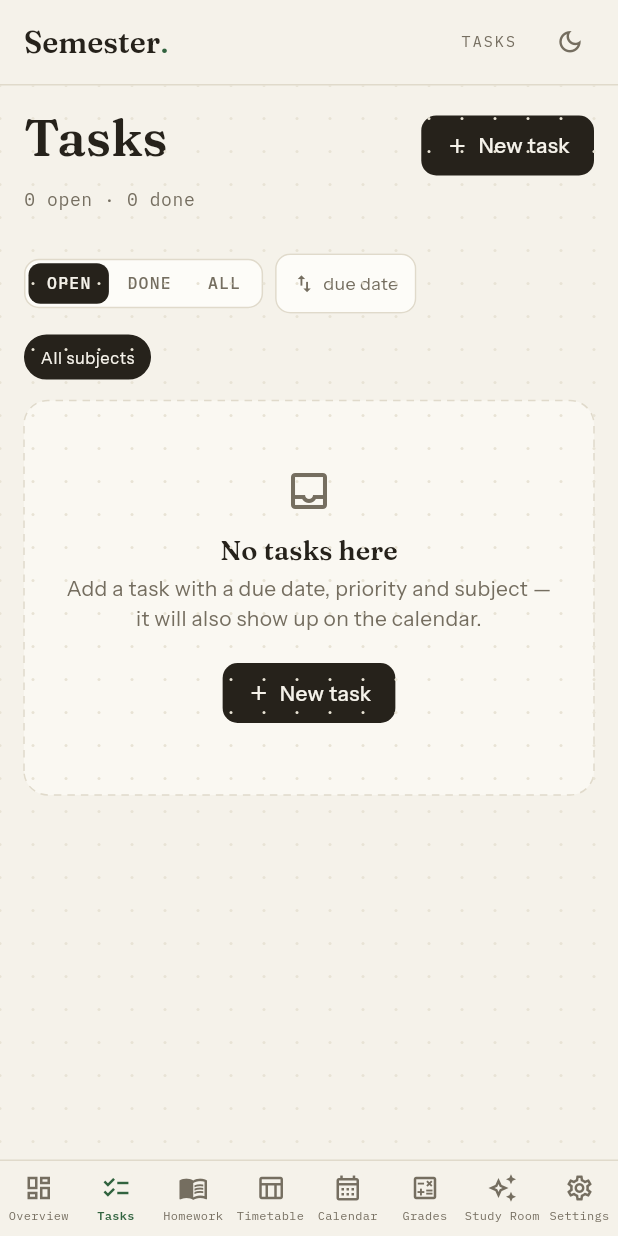
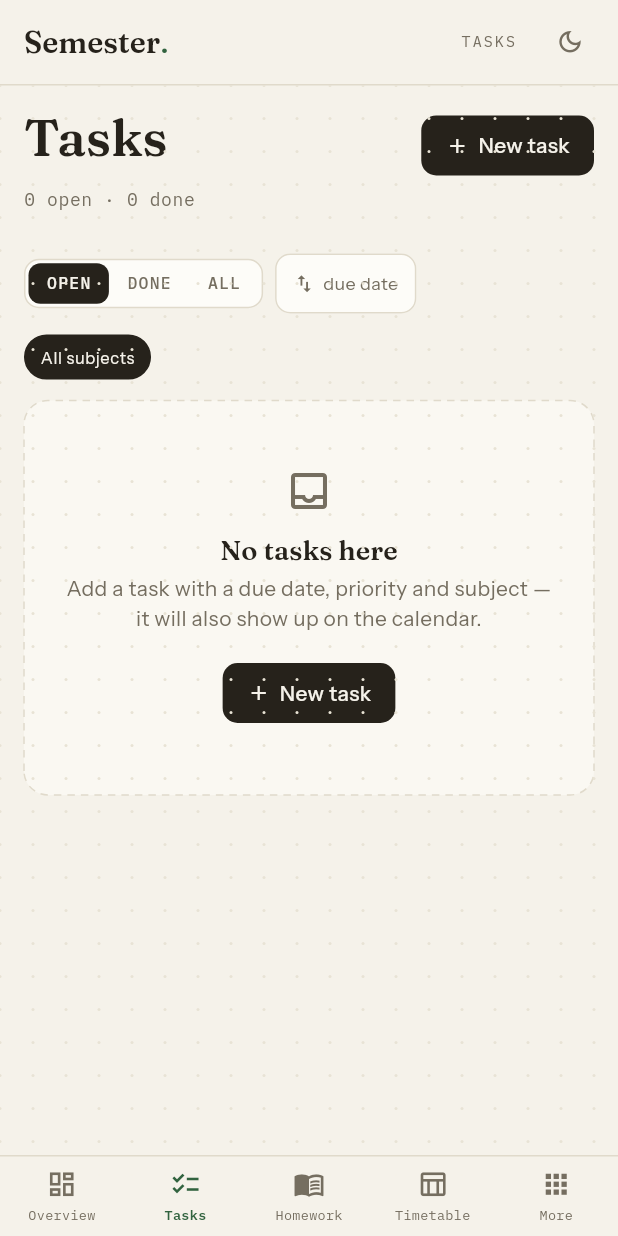
Before and after one commit to Nefnief-tech/study, a Flutter app: the screen it shows after launch, after a tap on "OPEN TASKS", on a phone screen of 412 x 824 dp. Run offline on Flutter 3.47's test engine with Material 3 defaults, Android fonts, the phone set to English and light mode, and no system bars; our stand-ins replace app_links, appwrite, file_picker, firebase_core, firebase_messaging, flutter_local_notifications and 1 more; missing offline and left inert: markdown_widget; accounts and stored records are empty; network calls fail; statements that could not run were skipped.

Commit message:
Mobile v12: five main tabs with a More tab — Calendar, Grades, Study Room and Settings open as stacked pages with natural back

```diff
--- a/mobile/lib/navigation.dart
+++ b/mobile/lib/navigation.dart
@@ -1,46 +1,73 @@
 import 'package:flutter/foundation.dart';
 
-/// tab indices — the bottom bar order; shared by the shell, push
-/// tap-through and deeplinks
+/// tab indices — the five bottom-bar slots
 const int kTabOverview = 0;
 const int kTabTasks = 1;
 const int kTabHomework = 2;
 const int kTabTimetable = 3;
-const int kTabCalendar = 4;
-const int kTabGrades = 5;
-const int kTabStudy = 6;
-const int kTabSettings = 7;
+const int kTabMore = 4;
 
-/// simple navigation bus: push taps (`data.route`) and deeplinks
-/// (`semester://<route>`) land on the page they name — every destination is
-/// a tab now, so handling is a pure tab switch that works from app start
+/// simple navigation bus: bottom-bar taps switch tabs, while push taps
+/// (`data.route`) and deeplinks (`semester://<route>`) land on the page they
+/// name — main destinations switch tabs, overflow destinations (calendar,
+/// grades, study, settings) are pushed onto the navigator by the shell's
+/// callbacks so the system back gesture pops them naturally. Routes that
+/// arrive before the shell wired its callbacks are queued.
 class AppNav {
   AppNav._();
   static final AppNav I = AppNav._();
 
   final ValueNotifier<int> tab = ValueNotifier(kTabOverview);
 
+  /// wired by the shell — push a full-screen page for the overflow tabs
+  void Function()? openCalendar;
+  void Function()? openGrades;
+  void Function()? openStudy;
+  void Function()? openSettings;
+
+  bool _shellReady = false;
+  String? _pendingRoute;
+
+  /// the shell calls this (post-frame) once its callbacks + navigator exist —
+  /// anything queued before that point is delivered here
+  void markShellReady() {
+    _shellReady = true;
+    final pending = _pendingRoute;
+    if (pending != null) {
+      _pendingRoute = null;
+      handle(pending);
+    }
+  }
+
   /// land on the destination a push payload or deeplink names
   void handle(String route) {
     switch (route) {
+      case 'calendar':
+        if (openCalendar != null) openCalendar?.call();
+        _queueUnlessReady(route);
+      case 'grades':
+        if (openGrades != null) openGrades?.call();
+        _queueUnlessReady(route);
+      case 'study':
+        if (openStudy != null) openStudy?.call();
+        _queueUnlessReady(route);
+      case 'settings':
+      case 'account':
+        if (openSettings != null) openSettings?.call();
+        _queueUnlessReady(route);
       case 'homework':
         tab.value = kTabHomework;
-      case 'grades':
-        tab.value = kTabGrades;
-      case 'account':
-      case 'settings':
-        tab.value = kTabSettings;
       case 'tasks':
         tab.value = kTabTasks;
       case 'timetable':
         tab.value = kTabTimetable;
-      case 'calendar':
-        tab.value = kTabCalendar;
-      case 'study':
-        tab.value = kTabStudy;
       case 'overview':
       case 'home':
         tab.value = kTabOverview;
     }
   }
+
+  void _queueUnlessReady(String route) {
+    if (!_shellReady) _pendingRoute = route;
+  }
 }
--- /dev/null
+++ b/mobile/lib/pages/more_page.dart
@@ -0,0 +1,67 @@
+import 'package:flutter/material.dart';
+
+import '../navigation.dart';
+import '../theme/app_theme.dart';
+import '../widgets/controls.dart';
+import '../widgets/motion.dart';
+
+/// the More tab — everything that doesn't need a permanent bottom-bar slot.
+/// Destinations open as pushed full-screen pages, so the system back gesture
+/// returns here naturally.
+class MorePage extends StatelessWidget {
+  const MorePage({super.key});
+
+  @override
+  Widget build(BuildContext context) {
+    final sem = context.sem;
+    final items = [
+      (Icons.calendar_month_outlined, 'Calendar', 'exams, deadlines and events', 'calendar'),
+      (Icons.calculate_outlined, 'Grades', 'points, averages per subject', 'grades'),
+      (Icons.auto_awesome_outlined, 'Study Room', 'documents, flashcards and the AI tutor', 'study'),
+      (Icons.settings_outlined, 'Settings', 'account, two-factor, sync and push', 'settings'),
+    ];
+
+    return SingleChildScrollView(
+      padding: const EdgeInsets.fromLTRB(16, 16, 16, 32),
+      child: Column(
+        crossAxisAlignment: CrossAxisAlignment.start,
+        children: [
+          const PageHeader(
+            title: 'More',
+            subtitle: 'calendar · grades · study · settings',
+          ),
+          SemCard(
+            padding: const EdgeInsets.symmetric(vertical: 4),
+            child: Column(
+              children: [
+                for (final (icon, title, subtitle, route) in items)
+                  Pressable(
+                    onTap: () => AppNav.I.handle(route),
+                    child: ListTile(
+                      leading: Icon(icon, size: 22, color: sem.accent),
+                      title: Text(
+                        title,
+                        style: Theme.of(context)
+                            .textTheme
+                            .bodyLarge!
+                            .copyWith(fontWeight: FontWeight.w500),
+                      ),
+                      subtitle: Text(
+                        subtitle,
+                        style: Theme.of(context)
+                            .textTheme
+                            .labelSmall!
+                            .copyWith(color: sem.inkSoft),
+                      ),
+                      trailing: Icon(Icons.chevron_right,
+                          size: 18, color: sem.inkSoft),
+                    ),
+                  ),
+              ],
+            ),
+          ),
+        ],
+      ),
+    );
+  }
+}
--- a/mobile/lib/pages/shell.dart
+++ b/mobile/lib/pages/shell.dart
@@ -8,19 +8,23 @@ import '../services/push.dart';
 import '../stores/registry.dart';
 import '../theme/app_theme.dart';
 import '../widgets/controls.dart';
+import '../widgets/motion.dart';
 import 'calendar_page.dart';
 import 'dashboard_page.dart';
 import 'grades_page.dart';
 import 'homework_page.dart';
+import 'more_page.dart';
 import 'settings_page.dart';
 import 'study_room_page.dart';
 import 'timetable_page.dart';
 import 'todos_page.dart';
 
-/// Port of AppShell.tsx for phones: every destination is a tab in the bottom
-/// bar, tabs are swipeable (PageView) and the system back gesture walks back
-/// through tab history instead of leaving the app. Navigation flows through
-/// [AppNav] (navigation.dart) so push taps and deeplinks land right.
+/// Port of AppShell.tsx for phones: five main tabs (Overview · Tasks ·
+/// Homework · Timetable · More) — swipeable, with the system back gesture
+/// walking back through tab history. The More tab holds Calendar, Grades,
+/// Study Room and Settings as pushed pages, so back pops them naturally.
+/// Navigation flows through [AppNav] (navigation.dart) so push taps and
+/// deeplinks land right.
 class AppShell extends StatefulWidget {
   const AppShell({super.key});
 
@@ -34,10 +38,7 @@ class _AppShellState extends State<AppShell> with WidgetsBindingObserver {
     ('Tasks', Icons.checklist_outlined, Icons.checklist),
     ('Homework', Icons.menu_book_outlined, Icons.menu_book),
     ('Timetable', Icons.table_chart_outlined, Icons.table_chart),
-    ('Calendar', Icons.calendar_month_outlined, Icons.calendar_month),
-    ('Grades', Icons.calculate_outlined, Icons.calculate),
-    ('Study Room', Icons.auto_awesome_outlined, Icons.auto_awesome),
-    ('Settings', Icons.settings_outlined, Icons.settings),
+    ('More', Icons.apps_outlined, Icons.apps),
   ];
 
   final PageController _swipe = PageController();
@@ -52,6 +53,15 @@ class _AppShellState extends State<AppShell> with WidgetsBindingObserver {
     SemesterApi.refreshDocuments();
     PushService.init();
     AppNav.I.tab.addListener(_onTabChanged);
+    // Navigator lookups are illegal in initState — wire after the first frame
+    WidgetsBinding.instance.addPostFrameCallback((_) {
+      if (!mounted) return;
+      AppNav.I.openCalendar = () => _pushPage('Calendar', const CalendarPage());
+      AppNav.I.openGrades = () => _pushPage('Grades', const GradesPage());
+      AppNav.I.openStudy = () => _pushPage('Study Room', const StudyRoomPage());
+      AppNav.I.openSettings = () => _pushPage('Settings', const SettingsPage());
+      AppNav.I.markShellReady();
+    });
   }
 
   @override
@@ -60,6 +70,30 @@ class _AppShellState extends State<AppShell> with WidgetsBindingObserver {
     _swipe.dispose();
     WidgetsBinding.instance.removeObserver(this);
     super.dispose();
+  }
+
+  void _pushPage(String title, Widget page) {
+    final line = context.sem.line;
+    Navigator.of(context).push(
+      FadeThroughRoute(
+        page: Scaffold(
+          appBar: AppBar(
+            title: Text(
+              title,
+              style: Theme.of(context)
+                  .textTheme
+                  .headlineSmall!
+                  .copyWith(fontSize: 18),
+            ),
+            bottom: PreferredSize(
+              preferredSize: const Size.fromHeight(1),
+              child: Container(height: 1, color: line),
+            ),
+          ),
+          body: PlannerGrid(child: page),
+        ),
+      ),
+    );
   }
 
   /// single sync point: whatever sets AppNav.I.tab (bottom-bar tap, swipe,
@@ -108,7 +142,8 @@ class _AppShellState extends State<AppShell> with WidgetsBindingObserver {
     final sem = context.sem;
     return PopScope(
       // the system back gesture (edge swipe) walks back through tab history
-      // instead of leaving the app; at the root it exits
+      // instead of leaving the app; at the root it exits. Pushed More-pages
+      // pop on their own route before this ever fires.
       canPop: false,
       onPopInvokedWithResult: (didPop, _) {
         if (didPop) return;
@@ -182,10 +217,7 @@ class _AppShellState extends State<AppShell> with WidgetsBindingObserver {
                   _KeepAlive(TodosPage()),
                   _KeepAlive(HomeworkPage()),
                   _KeepAlive(TimetablePage()),
-                  _KeepAlive(CalendarPage()),
-                  _KeepAlive(GradesPage()),
-                  _KeepAlive(StudyRoomPage()),
-                  _KeepAlive(SettingsPage()),
+                  _KeepAlive(MorePage()),
                 ],
               ),
             ),
@@ -209,22 +241,21 @@ class _AppShellState extends State<AppShell> with WidgetsBindingObserver {
                               children: [
                                 Icon(
                                   i == _currentTab ? _tabs[i].$3 : _tabs[i].$2,
-                                  size: 20,
+                                  size: 21,
                                   color: i == _currentTab
                                       ? sem.accent
                                       : sem.inkSoft,
                                 ),
-                                const SizedBox(height: 2),
-                                FittedBox(
-                                  fit: BoxFit.scaleDown,
-                                  child: Text(
+                                const SizedBox(height: 3),
+                                Text(
                                   _tabs[i].$1,
                                   maxLines: 1,
+                                  overflow: TextOverflow.ellipsis,
                                   style: Theme.of(context)
                                       .textTheme
                                       .labelSmall!
                                       .copyWith(
-                                          fontSize: 8,
+                                        fontSize: 9,
                                         letterSpacing: 0.2,
                                         fontWeight: i == _currentTab
                                             ? FontWeight.w600
@@ -232,7 +263,6 @@ class _AppShellState extends State<AppShell> with WidgetsBindingObserver {
                                         color: i == _currentTab
                                             ? sem.accent
                                             : sem.inkSoft,
-                                        ),
                                       ),
                                 ),
                               ],
--- a/mobile/lib/widgets/motion.dart
+++ b/mobile/lib/widgets/motion.dart
@@ -7,6 +7,31 @@ import 'package:flutter/material.dart';
 const Duration kMotionFast = Duration(milliseconds: 150);
 const Duration kMotionBase = Duration(milliseconds: 240);
 const Curve kMotionCurve = Curves.easeOutCubic;
+
+/// page transition for pushed pages (More-tab destinations): content fades
+/// in while sliding up a couple of pixels — pairs with the system back
+/// gesture, which pops these routes naturally
+class FadeThroughRoute<T> extends PageRouteBuilder<T> {
+  FadeThroughRoute({required Widget page})
+      : super(
+          transitionDuration: kMotionBase,
+          reverseTransitionDuration: kMotionFast,
+          pageBuilder: (_, _, _) => page,
+          transitionsBuilder: (_, animation, _, child) {
+            final t = CurvedAnimation(parent: animation, curve: kMotionCurve);
+            return FadeTransition(
+              opacity: t,
+              child: SlideTransition(
+                position: Tween(
+                  begin: const Offset(0, 0.02),
+                  end: Offset.zero,
+                ).animate(t),
+                child: child,
+              ),
+            );
+          },
+        );
+}
 
 /// subtle press feedback: scales to 0.98 while pressed, springs back on
 /// release — wrap any tappable card or tile
--- a/mobile/pubspec.yaml
+++ b/mobile/pubspec.yaml
@@ -1,7 +1,7 @@
 name: semester
 description: Semester — your study desk, on the go. Flutter companion to the Semester web app.
 publish_to: "none"
-version: 0.1.0+11
+version: 0.1.0+12
 
 environment:
   sdk: ^3.9.0
```
Lines whose indentation alone changed are shown as unchanged.
